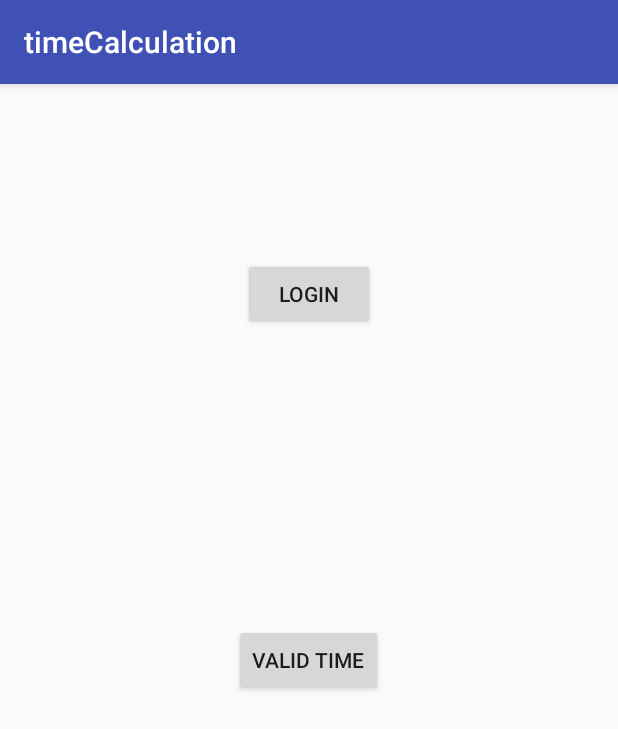
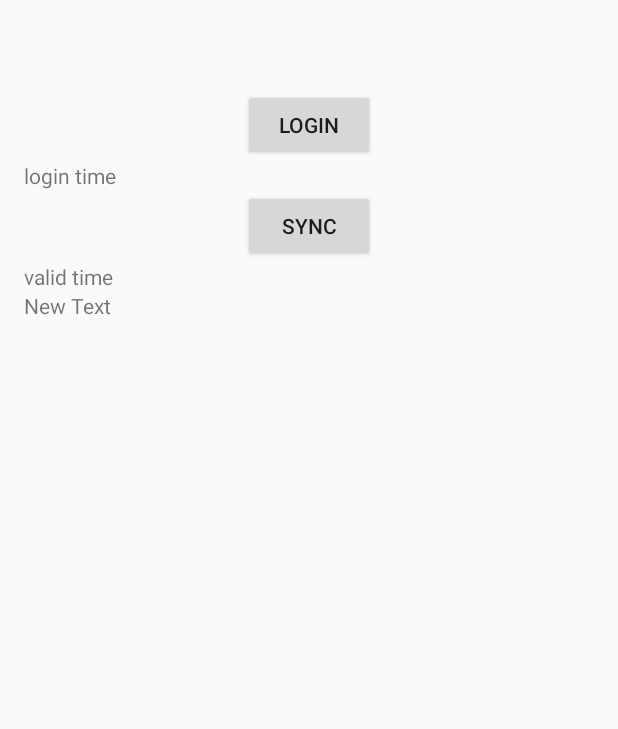
Before and after one commit to ViterVova/TimeTask, an Android app: the screen it shows after launch (MainActivity), on a phone screen of 412 x 824 dp. Shown: the top 729 px of the screen. Run offline under Robolectric (Android 15) with nearby library versions, the phone set to English and light mode, and no system bars.

Commit message:
Added GPS tracking

```diff
--- a/app/build.gradle
+++ b/app/build.gradle
@@ -10,6 +10,7 @@ android {
         targetSdkVersion 23
         versionCode 1
         versionName "1.0"
+        multiDexEnabled true
     }
     buildTypes {
         release {
@@ -24,4 +25,5 @@ dependencies {
     testCompile 'junit:junit:4.12'
     compile 'com.android.support:appcompat-v7:23.3.0'
     compile group: 'commons-net', name: 'commons-net', version: '3.5'
+    compile 'com.google.android.gms:play-services:9.2.1'
 }
--- a/app/src/main/AndroidManifest.xml
+++ b/app/src/main/AndroidManifest.xml
@@ -3,6 +3,7 @@
     package="com.mobileua.timecalculation">
 
     <uses-permission android:name="android.permission.INTERNET" />
+    <uses-permission android:name="android.permission.ACCESS_COARSE_LOCATION"/>
 
     <application
         android:name=".application.TimeCalculationApp"
--- a/app/src/main/java/com/mobileua/timecalculation/activity/MainActivity.java
+++ b/app/src/main/java/com/mobileua/timecalculation/activity/MainActivity.java
@@ -1,41 +1,104 @@
 package com.mobileua.timecalculation.activity;
 
+import android.app.Activity;
+import android.location.Location;
 import android.os.Bundle;
 import android.support.v7.app.AppCompatActivity;
+import android.util.Log;
 import android.view.View;
 import android.widget.Button;
+import android.widget.TextView;
 import android.widget.Toast;
 
+import com.google.android.gms.common.ConnectionResult;
+import com.google.android.gms.common.api.GoogleApiClient;
+import com.google.android.gms.drive.Drive;
+import com.google.android.gms.location.LocationServices;
 import com.mobileua.timecalculation.R;
 import com.mobileua.timecalculation.utils.TimeUtil;
 
 import java.util.Date;
 
-public class MainActivity extends AppCompatActivity {
+public class MainActivity extends Activity implements GoogleApiClient.OnConnectionFailedListener,GoogleApiClient.ConnectionCallbacks{
 
+    private GoogleApiClient googleApiClient=null;
     @Override
     protected void onCreate(Bundle savedInstanceState) {
         super.onCreate(savedInstanceState);
         setContentView(R.layout.activity_main);
         Button button = (Button) findViewById(R.id.button);
+        final TextView textView=(TextView)findViewById(R.id.textView);
+        final  TextView textArea=(TextView)findViewById(R.id.textView3);
         button.setOnClickListener(new View.OnClickListener() {
             @Override
             public void onClick(View v) {
                 TimeUtil util = TimeUtil.getInstance();
                 util.saveLoginTime("ntp.time.in.ua");
-                Toast.makeText(getApplicationContext(), "User login: " + util.getValidTime().toString(), Toast.LENGTH_SHORT).show();
+                textView.setText(util.getValidTime().toString());
             }
         });
 
+        final TextView textView1=(TextView)findViewById(R.id.textView2);
         Button button1 = (Button) findViewById(R.id.button2);
         button1.setOnClickListener(new View.OnClickListener() {
             @Override
             public void onClick(View v) {
                 TimeUtil util = TimeUtil.getInstance();
-                Date validTime = util.getValidTime();
-                Toast.makeText(getApplicationContext(), "Make some operation: " + validTime.toString(), Toast.LENGTH_SHORT).show();
+                textView1.setText(util.getValidTime().toString());
+                if (googleApiClient.isConnected()){
+                    try {
+                        Location location=LocationServices.FusedLocationApi.getLastLocation(googleApiClient);
+                        textArea.append("Time "+util.getValidTime().toString()+"Latitude "+Double.toString(location.getLatitude())+
+                                " Longitude "+Double.toString(location.getLongitude())+"/n");
+                    }catch (SecurityException e){
+
+                    }
+                }
             }
         });
+        if (googleApiClient==null){
+            googleApiClient = new GoogleApiClient.Builder(this)
+                    .addConnectionCallbacks(this)
+                    .addOnConnectionFailedListener(this)
+                    .addApi(LocationServices.API)
+                    .build();
+        }
+
     }
 
+    @Override
+    public void onConnectionFailed(ConnectionResult connectionResult) {
+
+    }
+
+    @Override
+    public void onConnected(Bundle bundle) {
+        try {
+            Location location = LocationServices.FusedLocationApi.getLastLocation(
+                    googleApiClient);
+            if (location != null) {
+                Log.e("Location","");
+            }
+        }catch (SecurityException e){
+
+        }
+
+    }
+
+    @Override
+    public void onConnectionSuspended(int i) {
+
+    }
+
+    @Override
+    protected void onStop() {
+        googleApiClient.disconnect();
+        super.onStop();
+    }
+
+    @Override
+    protected void onStart() {
+        googleApiClient.connect();
+        super.onStart();
+    }
 }
--- a/app/src/main/java/com/mobileua/timecalculation/utils/TimeUtil.java
+++ b/app/src/main/java/com/mobileua/timecalculation/utils/TimeUtil.java
@@ -60,6 +60,6 @@ public class TimeUtil {
     }
 
     private long getCurrentSystemTime(){
-        return TimeUnit.NANOSECONDS.toMillis( System.nanoTime());
+        return SystemClock.elapsedRealtime();
     }
 }
--- a/app/src/main/res/layout/activity_main.xml
+++ b/app/src/main/res/layout/activity_main.xml
@@ -14,15 +14,52 @@
         android:layout_height="wrap_content"
         android:text="Login"
         android:id="@+id/button"
-        android:layout_marginTop="100dp"
+        android:layout_marginTop="43dp"
         android:layout_alignParentTop="true"
         android:layout_centerHorizontal="true" />
 
     <Button
         android:layout_width="wrap_content"
         android:layout_height="wrap_content"
-        android:text="Valid time"
+        android:text="Sync"
         android:id="@+id/button2"
-        android:layout_centerVertical="true"
-        android:layout_centerHorizontal="true" />
+        android:layout_below="@+id/textView"
+        android:layout_alignRight="@+id/button"
+        android:layout_alignEnd="@+id/button"
+        android:layout_alignLeft="@+id/button"
+        android:layout_alignStart="@+id/button" />
+
+    <TextView
+        android:layout_width="wrap_content"
+        android:layout_height="wrap_content"
+        android:textAppearance="?android:attr/textAppearanceSmall"
+        android:text="login time"
+        android:id="@+id/textView"
+        android:layout_below="@+id/button"
+        android:layout_alignParentLeft="true"
+        android:layout_alignParentStart="true" />
+
+    <TextView
+        android:layout_width="wrap_content"
+        android:layout_height="wrap_content"
+        android:textAppearance="?android:attr/textAppearanceSmall"
+        android:text="valid time"
+        android:id="@+id/textView2"
+        android:layout_below="@+id/button2"
+        android:layout_alignParentLeft="true"
+        android:layout_alignParentStart="true" />
+
+    <TextView
+        android:layout_width="wrap_content"
+        android:layout_height="wrap_content"
+        android:text="New Text"
+        android:id="@+id/textView3"
+        android:layout_alignParentLeft="true"
+        android:layout_alignParentStart="true"
+        android:layout_alignParentBottom="true"
+        android:layout_alignParentRight="true"
+        android:layout_alignParentEnd="true"
+        android:maxLines="10"
+        android:layout_below="@+id/textView2" />
+
 </RelativeLayout>
```
